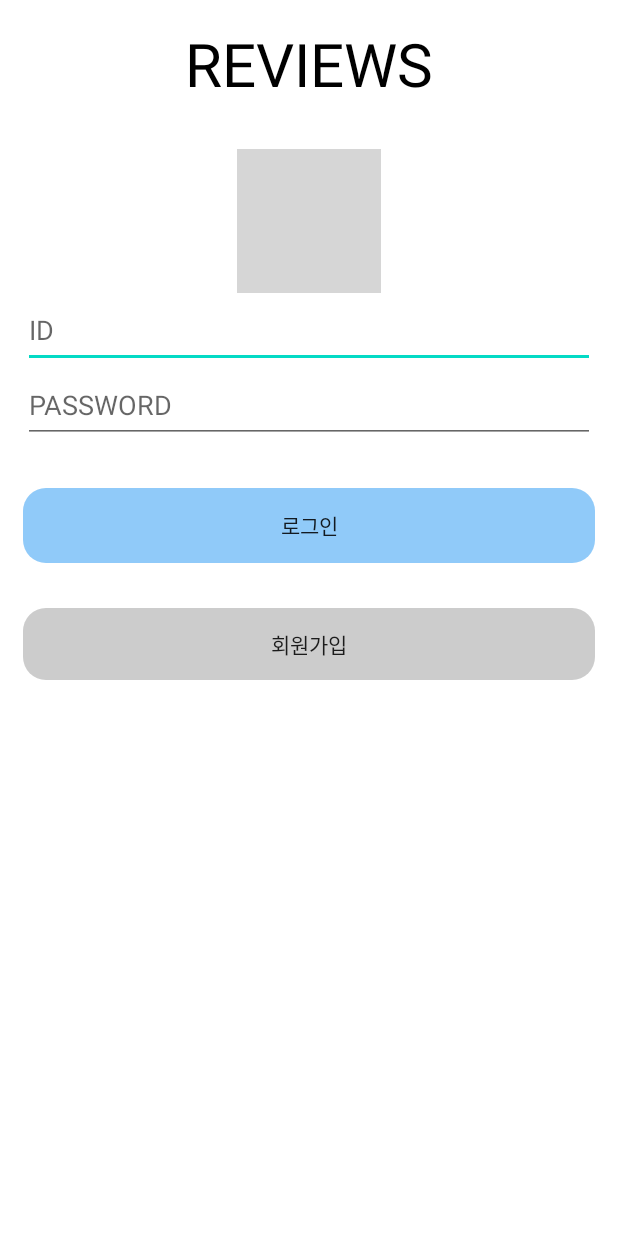
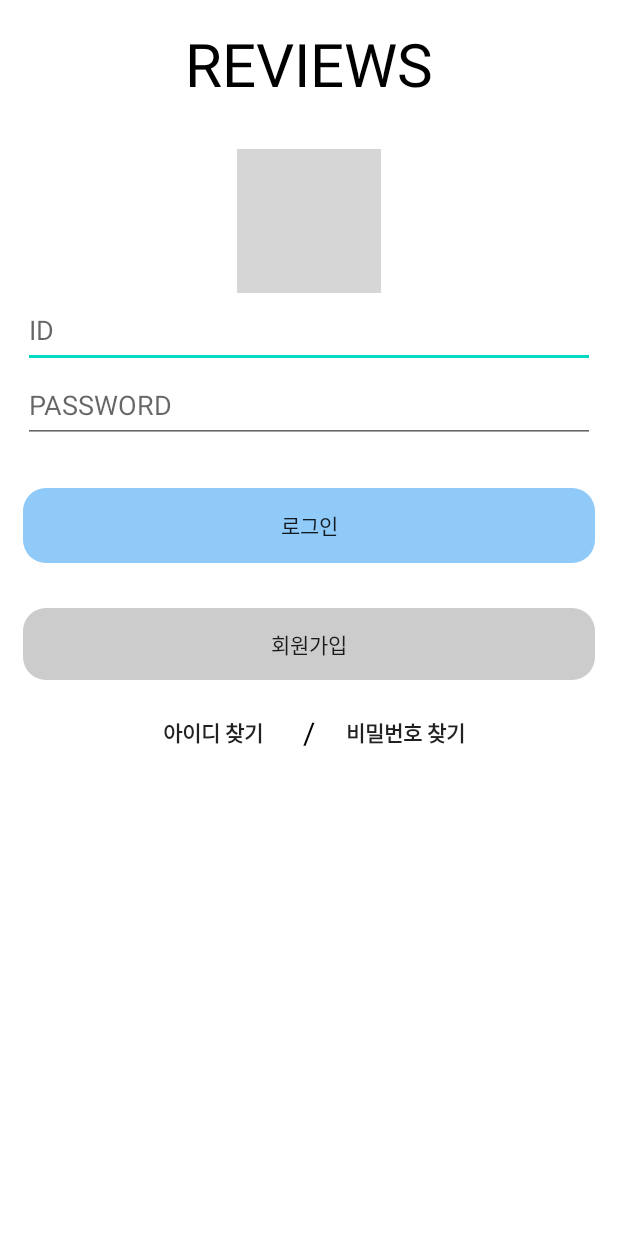
Before and after one commit to HyunJung421/Reviews, an Android app: the LoginActivity screen opened directly, with no data from a screen before it, on a phone screen of 412 x 824 dp. Run offline under Robolectric (Android 15) with nearby library versions, the phone set to English and light mode, and no system bars; grey boxes are pictures that could not be loaded.

Commit message:
login_layout.xml 아이디찾기/비밀번호 찾기 버튼 추가 login_id_find.xml 아이디 찾기 xml 추가

```diff
--- a/app/src/main/res/layout/login_layout.xml
+++ b/app/src/main/res/layout/login_layout.xml
@@ -62,4 +62,36 @@
         android:text="회원가입"
         style="?android:attr/borderlessButtonStyle" />
 
+    <LinearLayout
+        android:layout_width="match_parent"
+        android:layout_height="wrap_content"
+        android:orientation="horizontal"
+        android:gravity="center"
+        android:layout_marginTop="10dp">
+
+        // 아이디 찾기 버튼
+        <Button
+            android:layout_width="120dp"
+            android:layout_height="50dp"
+            android:text="아이디 찾기"
+            android:textStyle="bold"
+            style="?android:attr/borderlessButtonStyle"/>
+        // 슬래시 추가
+        <TextView
+            android:layout_width="wrap_content"
+            android:layout_height="wrap_content"
+            android:text="/"
+            android:textColor="#000000"
+            android:textSize="20dp"/>
+
+        // 비밀번호 찾기 버튼
+        <Button
+            android:layout_width="120dp"
+            android:layout_height="50dp"
+            android:text="비밀번호 찾기"
+            android:textStyle="bold"
+            style="?android:attr/borderlessButtonStyle"/>
+
+    </LinearLayout>
+
 </LinearLayout>
--- a/app/src/main/res/layout/movie_new_list.xml
+++ b/app/src/main/res/layout/movie_new_list.xml
@@ -4,6 +4,7 @@
     android:layout_height="match_parent"
     android:background="#FFFFFF">
 
+    // 영화신작
     <TextView
         android:layout_width="match_parent"
         android:layout_height="wrap_content"
```
Also changed, not shown: app/src/main/res/layout/login_id_find.xml (added, +33 -0 lines), app/src/main/res/layout/movie_rating_rank.xml (+13 -11 lines), app/src/main/res/layout/movie_recommend_rank.xml (+13 -11 lines).
